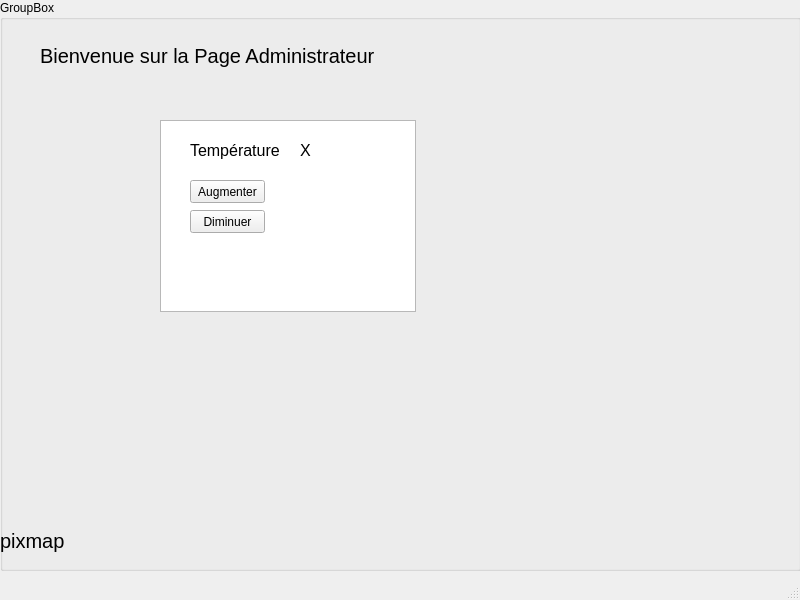
BrandonTarrot/Supervision-Salle-De-Sport, file Supervision_SalleDeSport/adminwindow.ui: the form before one commit.
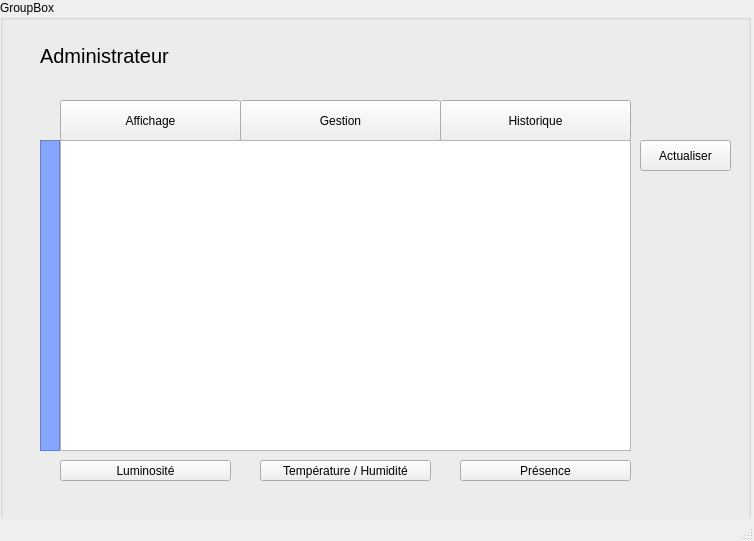
The form after the commit. Icons and pictures are not drawn.

Diff of the .ui file:
```diff
--- a/Supervision_SalleDeSport/adminwindow.ui
+++ b/Supervision_SalleDeSport/adminwindow.ui
@@ -6,8 +6,8 @@
    <rect>
     <x>0</x>
     <y>0</y>
-    <width>800</width>
-    <height>600</height>
+    <width>754</width>
+    <height>541</height>
    </rect>
   </property>
   <property name="windowTitle">
@@ -19,7 +19,7 @@
      <rect>
       <x>0</x>
       <y>0</y>
-      <width>801</width>
+      <width>751</width>
       <height>571</height>
      </rect>
     </property>
@@ -31,7 +31,7 @@
       <rect>
        <x>40</x>
        <y>10</y>
-       <width>401</width>
+       <width>151</width>
        <height>91</height>
       </rect>
      </property>
@@ -41,13 +41,13 @@
       </font>
      </property>
      <property name="text">
-      <string>Bienvenue sur la Page Administrateur</string>
+      <string>Administrateur</string>
      </property>
     </widget>
     <widget class="QLabel" name="label">
      <property name="geometry">
       <rect>
-       <x>380</x>
+       <x>180</x>
        <y>30</y>
        <width>51</width>
        <height>51</height>
@@ -66,91 +66,159 @@
     <widget class="QTableView" name="tableView">
      <property name="geometry">
       <rect>
-       <x>160</x>
-       <y>120</y>
-       <width>256</width>
-       <height>192</height>
+       <x>60</x>
+       <y>140</y>
+       <width>571</width>
+       <height>311</height>
       </rect>
      </property>
     </widget>
-    <widget class="QLabel" name="label_3">
+    <widget class="QPushButton" name="pushButton_Affichage">
      <property name="geometry">
       <rect>
-       <x>0</x>
-       <y>520</y>
-       <width>71</width>
+       <x>60</x>
+       <y>100</y>
+       <width>181</width>
        <height>41</height>
       </rect>
      </property>
-     <property name="font">
-      <font>
-       <pointsize>15</pointsize>
-      </font>
+     <property name="text">
+      <string>Affichage</string>
      </property>
+    </widget>
+    <widget class="QPushButton" name="pushButton_Historique">
+     <property name="geometry">
+      <rect>
+       <x>440</x>
+       <y>100</y>
+       <width>191</width>
+       <height>41</height>
+      </rect>
+     </property>
      <property name="text">
-      <string>pixmap</string>
+      <string>Historique</string>
      </property>
     </widget>
     <widget class="QPushButton" name="pushButton_Plus">
      <property name="geometry">
       <rect>
-       <x>190</x>
-       <y>180</y>
-       <width>75</width>
-       <height>23</height>
+       <x>240</x>
+       <y>100</y>
+       <width>201</width>
+       <height>41</height>
       </rect>
      </property>
      <property name="text">
-      <string>Augmenter</string>
+      <string>Gestion</string>
      </property>
     </widget>
     <widget class="QPushButton" name="pushButton_Moins">
      <property name="geometry">
       <rect>
-       <x>190</x>
-       <y>210</y>
-       <width>75</width>
-       <height>23</height>
+       <x>60</x>
+       <y>460</y>
+       <width>171</width>
+       <height>21</height>
       </rect>
      </property>
      <property name="text">
-      <string>Diminuer</string>
+      <string>Luminosité</string>
      </property>
     </widget>
-    <widget class="QLabel" name="label_5">
+    <widget class="QPushButton" name="pushButton_Temperature">
      <property name="geometry">
       <rect>
-       <x>190</x>
-       <y>130</y>
-       <width>141</width>
-       <height>41</height>
+       <x>260</x>
+       <y>460</y>
+       <width>171</width>
+       <height>21</height>
       </rect>
      </property>
-     <property name="font">
-      <font>
-       <pointsize>12</pointsize>
-      </font>
+     <property name="text">
+      <string>Température / Humidité</string>
      </property>
+    </widget>
+    <widget class="QPushButton" name="pushButton_Presence">
+     <property name="geometry">
+      <rect>
+       <x>460</x>
+       <y>460</y>
+       <width>171</width>
+       <height>21</height>
+      </rect>
+     </property>
      <property name="text">
-      <string>Température</string>
+      <string>Présence</string>
      </property>
     </widget>
-    <widget class="QLabel" name="label_Valeur">
+    <widget class="QPushButton" name="pushButton_Actualiser">
      <property name="geometry">
       <rect>
-       <x>300</x>
-       <y>130</y>
-       <width>141</width>
-       <height>41</height>
+       <x>640</x>
+       <y>140</y>
+       <width>91</width>
+       <height>31</height>
       </rect>
      </property>
-     <property name="font">
-      <font>
-       <pointsize>12</pointsize>
-      </font>
+     <property name="text">
+      <string>Actualiser</string>
      </property>
+    </widget>
+    <widget class="QTableWidget" name="tableWidget_Gestion">
+     <property name="geometry">
+      <rect>
+       <x>60</x>
+       <y>140</y>
+       <width>571</width>
+       <height>311</height>
+      </rect>
+     </property>
+    </widget>
+    <widget class="QTableView" name="tableView_Historique">
+     <property name="geometry">
+      <rect>
+       <x>60</x>
+       <y>140</y>
+       <width>571</width>
+       <height>311</height>
+      </rect>
+     </property>
+    </widget>
+    <widget class="QFrame" name="frame">
+     <property name="enabled">
+      <bool>false</bool>
+     </property>
+     <property name="geometry">
+      <rect>
+       <x>40</x>
+       <y>140</y>
+       <width>20</width>
+       <height>311</height>
+      </rect>
+     </property>
+     <property name="styleSheet">
+      <string notr="true">QFrame {
+    background-color: #84a6ff;
+}</string>
+     </property>
+     <property name="frameShape">
+      <enum>QFrame::StyledPanel</enum>
+     </property>
+     <property name="frameShadow">
+      <enum>QFrame::Raised</enum>
+     </property>
+    </widget>
+    <widget class="QLabel" name="label_Ventilateur">
+     <property name="geometry">
+      <rect>
+       <x>650</x>
+       <y>270</y>
+       <width>81</width>
+       <height>81</height>
+      </rect>
+     </property>
      <property name="text">
-      <string>X</string>
+      <string/>
      </property>
     </widget>
    </widget>
```
Left out of the diff: 32 changed lines with no effect on the pictures.
